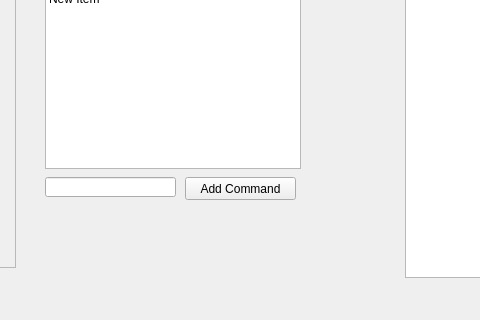
Above: MultipleDroneController.ui from thank4all/MultiDroneController before the change; both pictures show x 275 to 755 and y 353 to 673 of the 897 by 673 pixel window. Below: the same form after it.
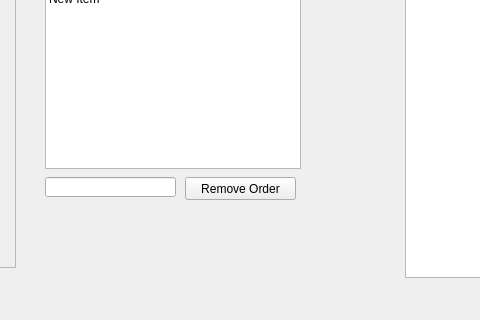
That is the form after the change.

Patch:
```diff
--- a/MultipleDroneController.ui
+++ b/MultipleDroneController.ui
@@ -422,7 +422,7 @@
      </rect>
     </property>
     <property name="text">
-     <string>Add Command</string>
+     <string>Remove Order</string>
     </property>
    </widget>
    <widget class="QLineEdit" name="Qt_OrderInput">
```
Left out of the diff: 2 changed lines with no effect on the pictures.
